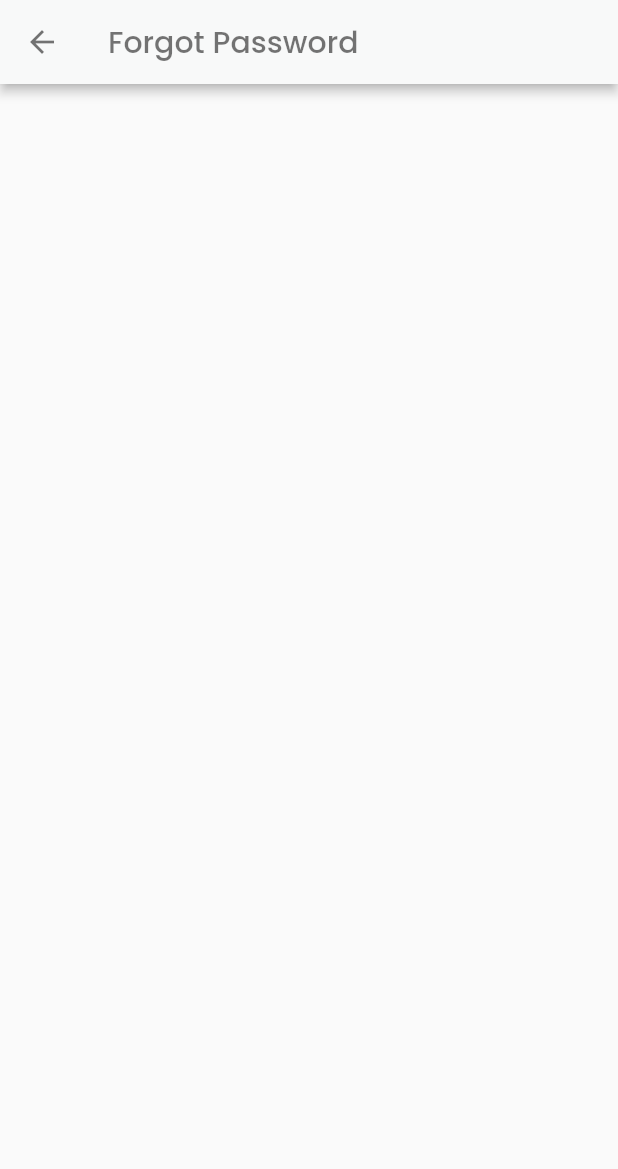
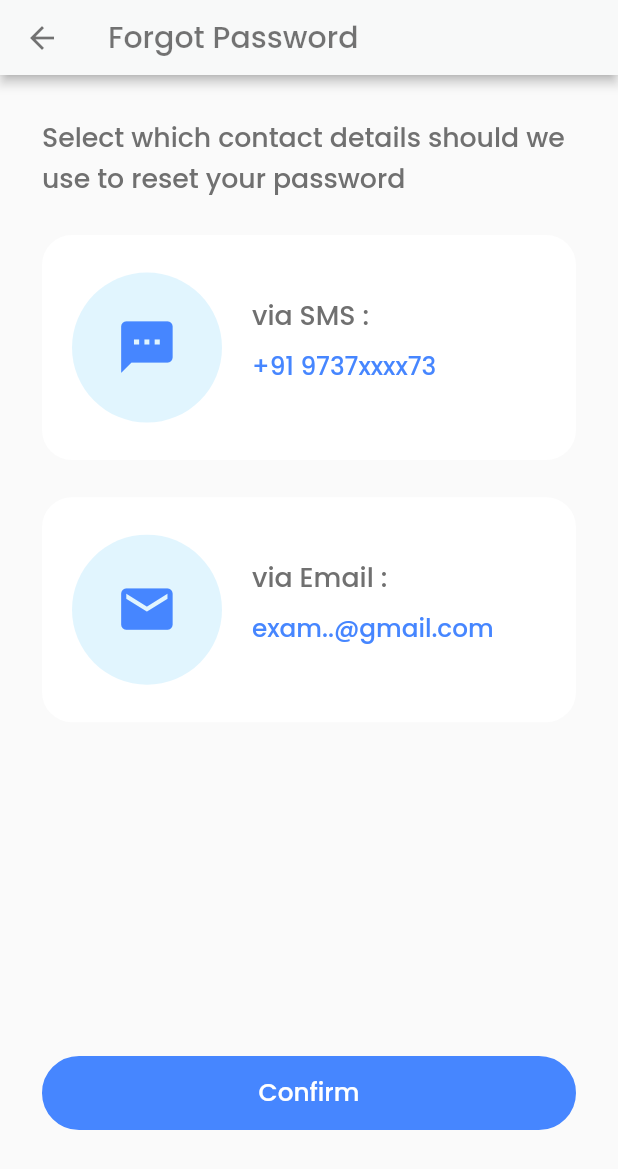
Before and after one commit to Yashil07/doctify_app, a Flutter app: the ForgotPassword screen opened directly, on a phone screen of 412 x 824 dp. Shown: the top 1169 px of the screen. Run offline on Flutter 3.47's test engine with Material 2 defaults, Android fonts, the phone set to English and light mode, and no system bars; our stand-ins replace firebase_core, flutter_svg, image_picker, lottie, sizer and 1 more; missing offline and left inert: dart:ffi; accounts and stored records are empty; project files that could hold a hidden picture were left out.

Commit message:
19-09(3)

```diff
--- a/lib/Views/Auth/forgot_password_screen.dart
+++ b/lib/Views/Auth/forgot_password_screen.dart
@@ -1,7 +1,11 @@
 import 'package:flutter/material.dart';
+import 'package:project/Utils/color_utils.dart';
+import 'package:project/Views/Auth/forget_password_screen_2.dart';
 import 'package:sizer/sizer.dart';
 
+import '../../Utils/fontFamily_utils.dart';
 import '../customeWidgets/custom_appbar.dart';
+import '../customeWidgets/custom_btn.dart';
 
 class ForgotPassword extends StatefulWidget {
   const ForgotPassword({Key? key}) : super(key: key);
@@ -18,12 +22,137 @@ class _ForgotPasswordState extends State<ForgotPassword> {
       color: Colors.blueGrey,
       child:  SafeArea(
         child: Scaffold(
-            appBar: PreferredSize(
+          appBar: PreferredSize(
 
-              preferredSize: Size.fromHeight(7.h),
-              child:CustomAppBar(title: "Forgot Password",),),
-          body: SingleChildScrollView(
+            preferredSize: Size.fromHeight(50),
+            child:CustomAppBar(title: "Forgot Password",),),
+          body: Padding(
+            padding: const EdgeInsets.all(8.0),
+            child: SingleChildScrollView(
+              child: Container(
+                child: Padding(
+                  padding: const EdgeInsets.all(20.0),
+                  child: Column(
+                    children: [
+                      Text(
+                        "Select which contact details should we use to reset your password",style:FontTextStyle.poppinsS12W5labelColor,
+                      ),
+                      SizedBox(
+                        height: 3.h,
+                      ),
+                      Container(
 
+                        height: 150,
+                        width: 1000,
+                        decoration: BoxDecoration( borderRadius: BorderRadius.circular(20),
+                          color: ColorUtils.whiteColor,
+                        ),
+
+
+
+                        child: Row(
+                          children: [
+                            Padding(
+                              padding: const EdgeInsets.only(left: 20.0),
+                              child: Container(
+
+                                height:100,
+                                width: 100,
+                                decoration: BoxDecoration(
+                                    color: ColorUtils.skyBlueColor,
+                                    borderRadius: BorderRadius.circular(100)
+                                  //more than 50% of width makes circle
+                                ),
+                                child: Icon(
+                                  Icons.sms,
+                                  size: 5.h,
+                                  color: ColorUtils.primaryColor,
+                                ),
+
+                              ),
+                            ),
+                            Padding(
+                              padding: const EdgeInsets.only(left: 20.0, top: 40.0),
+                              child: Column(
+                                crossAxisAlignment: CrossAxisAlignment.start,
+                                children: [
+                                  Text("via SMS :",style:FontTextStyle.poppinsS12W5labelColor),
+                                  SizedBox(
+                                    height: 1.h,
+                                  ),
+                                  Text("+91 9737xxxx73",style:FontTextStyle.poppinsS14W4PrimaryColor),
+                                ],
+                              ),
+                            ),
+                          ],
+                        ),
+                      ),
+                      SizedBox(
+                        height: 3.h,
+                      ),
+                      Container(
+
+                        height: 150,
+                        width: 1000,
+                        decoration: BoxDecoration( borderRadius: BorderRadius.circular(20),
+                          color: ColorUtils.whiteColor,
+                        ),
+
+
+
+                        child: Row(
+                          children: [
+                            Padding(
+                              padding: const EdgeInsets.only(left: 20.0),
+                              child: Container(
+
+                                height:100,
+                                width: 100,
+                                decoration: BoxDecoration(
+                                    color: ColorUtils.skyBlueColor,
+                                    borderRadius: BorderRadius.circular(100)
+                                  //more than 50% of width makes circle
+                                ),
+                                child: Icon(
+                                  Icons.email,
+                                  size: 5.h,
+                                  color: ColorUtils.primaryColor,
+                                ),
+
+                              ),
+                            ),
+                            Padding(
+                              padding: const EdgeInsets.only(left: 20.0, top: 40.0),
+                              child: Column(
+                                crossAxisAlignment: CrossAxisAlignment.start,
+                                children: [
+                                  Text("via Email :",style:FontTextStyle.poppinsS12W5labelColor),
+                                  SizedBox(
+                                    height: 1.h,
+                                  ),
+                                  Text("exam..@gmail.com",style:FontTextStyle.poppinsS14W4PrimaryColor),
+                                ],
+                              ),
+                            ),
+                          ],
+                        ),
+                      ),
+                      SizedBox(
+                        height: 27.h,
+                      ),
+                      Container(
+                        child: CustomButton(
+                          onTap: () {Navigator.push(context, MaterialPageRoute(builder: (context) => ForgotPasswordScreen2()));},
+                          buttonText: "Confirm",
+                          textStyle: FontTextStyle.poppinsS14W4WhiteColor,
+                        ),
+                      )
+                    ],
+                  ),
+
+                ),
+              ),
+            ),
           ),
         ),
 
```
